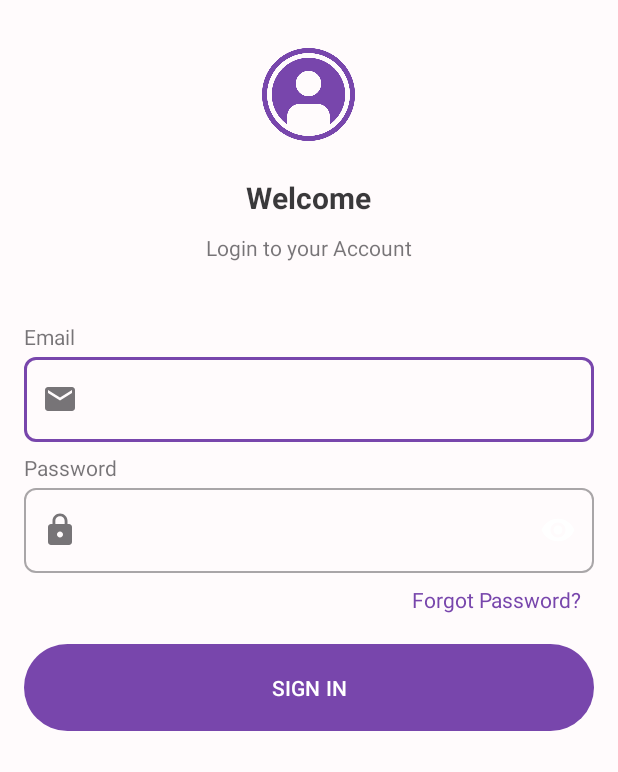
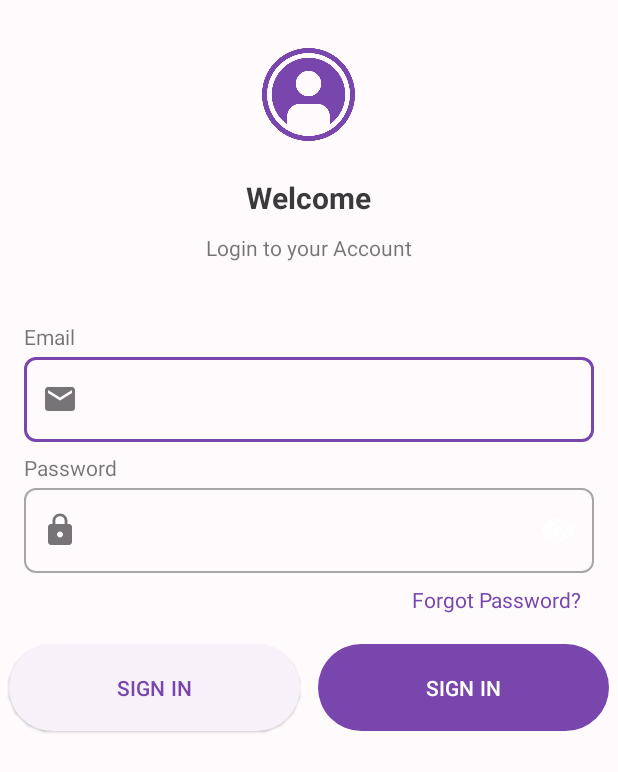
Before and after one commit to rmaprojects/Absen-Online-native, an Android app: the LoginActivity screen opened directly, with no data from a screen before it, on a phone screen of 412 x 824 dp. Shown: the top 772 px of the screen. Run offline under Robolectric (Android 15) with nearby library versions, the phone set to English and light mode, and no system bars.

Commit message:
Update activity_login.xml

```diff
--- a/app/src/main/res/layout/activity_login.xml
+++ b/app/src/main/res/layout/activity_login.xml
@@ -100,11 +100,26 @@
         android:text="Forgot Password?"
         android:textColor="?colorPrimary" />
 
-    <com.google.android.material.button.MaterialButton
+    <LinearLayout
         android:layout_width="match_parent"
-        android:layout_height="66dp"
-        android:layout_marginHorizontal="16dp"
-        android:layout_marginTop="8dp"
-        android:text="Sign in"
-        android:textAllCaps="true" />
+        android:orientation="horizontal"
+        android:layout_height="wrap_content">
+        <com.google.android.material.button.MaterialButton
+            android:layout_width="match_parent"
+            android:layout_height="66dp"
+            style="@style/Widget.Material3.Button.ElevatedButton"
+            android:layout_weight="1"
+            android:layout_marginHorizontal="6dp"
+            android:layout_marginTop="8dp"
+            android:text="Sign in"
+            android:textAllCaps="true" />
+        <com.google.android.material.button.MaterialButton
+            android:layout_width="match_parent"
+            android:layout_weight="1"
+            android:layout_height="66dp"
+            android:layout_marginHorizontal="6dp"
+            android:layout_marginTop="8dp"
+            android:text="Sign in"
+            android:textAllCaps="true" />
+    </LinearLayout>
 </LinearLayout>
```
